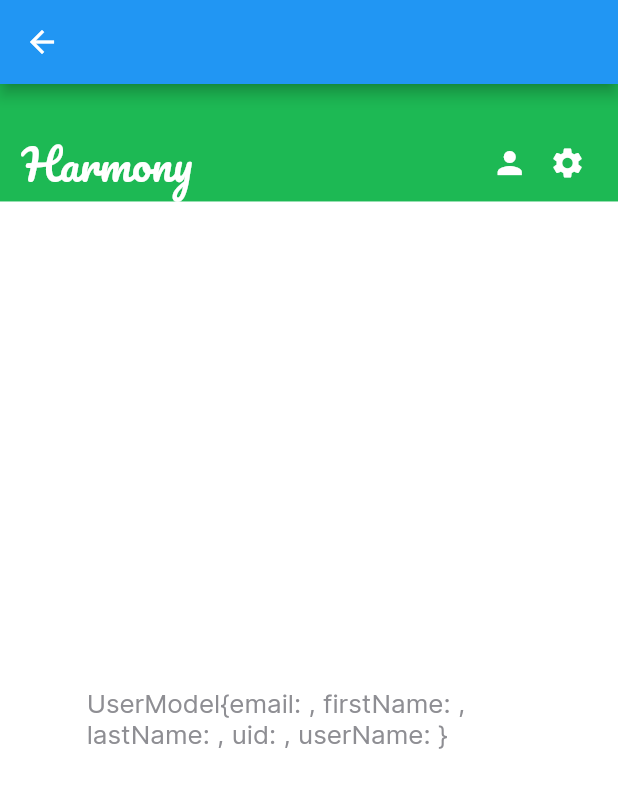
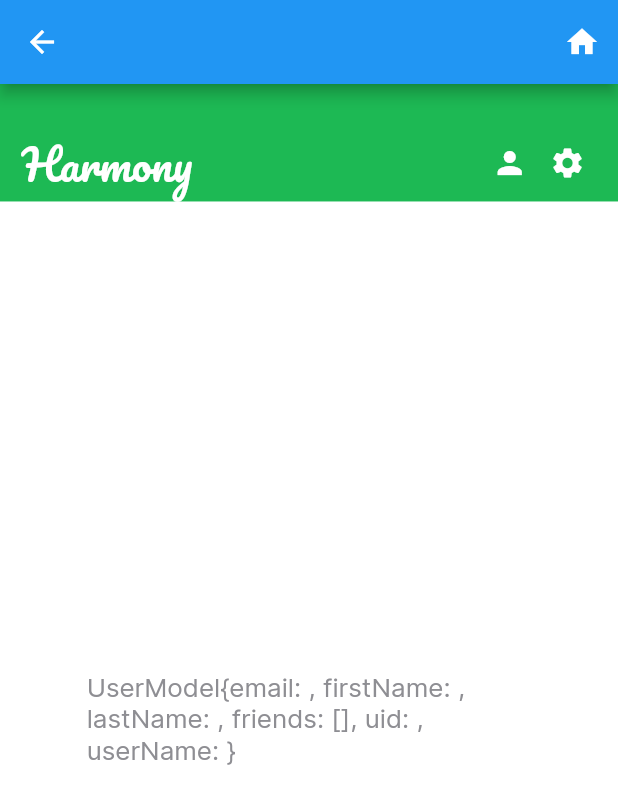
Before and after one commit to teimyw8/CS307HarmonyProject, a Flutter app: the HomeScreen screen opened directly, on a phone screen of 412 x 824 dp. Shown: the top 804 px of the screen. Run offline on Flutter 3.47's test engine with Material 2 defaults, Android fonts, the phone set to English and light mode, and no system bars; our stand-ins replace cloud_firestore, firebase_auth, firebase_core, flutter_screenutil, flutter_spinkit, get and 3 more; missing offline and left inert: dart:ffi, firestore_search; accounts and stored records are empty.

```diff
--- a/lib/models/user_model.dart
+++ b/lib/models/user_model.dart
@@ -4,33 +4,37 @@ class UserModel {
   String lastName;
   String uid;
   String userName;
+  var friends;
 
   UserModel(
       {required this.email,
       required this.firstName,
       required this.lastName,
       required this.uid,
-      required this.userName});
+      required this.userName,
+      required this.friends}
+      );
 
   factory UserModel.fromJson(Map<String, dynamic> json) => UserModel(
     email: json["email"],
     firstName: json["firstName"],
     lastName: json["lastName"],
+    friends: json["friends"],
     uid: json["uid"],
     userName: json["userName"],
-
   );
 
   Map<String, dynamic> toJson() => {
     "email": email,
     "firstName": firstName,
     "lastName": lastName,
+    "friends": friends,
     "uid": uid,
     "userName": userName,
   };
 
   @override
   String toString() {
-    return 'UserModel{email: $email, firstName: $firstName, lastName: $lastName, uid: $uid, userName: $userName}';
+    return 'UserModel{email: $email, firstName: $firstName, lastName: $lastName, friends: $friends, uid: $uid, userName: $userName}';
   }
 }
--- a/lib/screens/friends_list_screen.dart
+++ b/lib/screens/friends_list_screen.dart
@@ -3,6 +3,10 @@ import 'package:flutter/material.dart';
 import 'package:harmony_app/helpers/colors.dart';
 import 'package:harmony_app/helpers/text_styles.dart';
 import 'package:harmony_app/screens/add_friends_page.dart';
+import 'package:provider/provider.dart';
+
+import '../providers/auth_provider.dart';
+var currUser;
 
 class friends_list_page extends StatefulWidget {
   const friends_list_page({Key? key}) : super(key: key);
@@ -44,6 +48,15 @@ class _friends_list_pageState extends State<friends_list_page> {
                 height: double.infinity,
                 width: double.infinity,
                 child: friendsListView()),
+          ),
+          Consumer<AuthProvider> (
+          builder: (BuildContext context, AuthProvider myAuthProvider, Widget? child) {
+          debugPrint(myAuthProvider.currentUserModel.toString());
+          currUser = (myAuthProvider.currentUserModel?.uid);
+          debugPrint('friends:');
+          debugPrint(myAuthProvider.currentUserModel?.friends.toString());
+          return const Text("");
+          }
           ),
         ],
       ),
--- a/lib/screens/home_screen.dart
+++ b/lib/screens/home_screen.dart
@@ -27,7 +27,14 @@ class _HomeScreenState extends State<HomeScreen> {
       },
       child: Scaffold(
         appBar: AppBar(
-
+            actions: [
+            IconButton(
+            onPressed: () {
+              debugPrint('Temporary, must be deleted when we finalize the home page');
+              Navigator.push(context,
+                MaterialPageRoute(builder: (context) => (friends_list_page())));
+            }, icon: Icon(Icons.home)),
+      ],
         ),
         resizeToAvoidBottomInset: false,
         backgroundColor: AppColors.white,
@@ -58,6 +65,7 @@ class _HomeScreenState extends State<HomeScreen> {
                 ),
               ),
             ),
+
           ],
         ),
       ),
```
